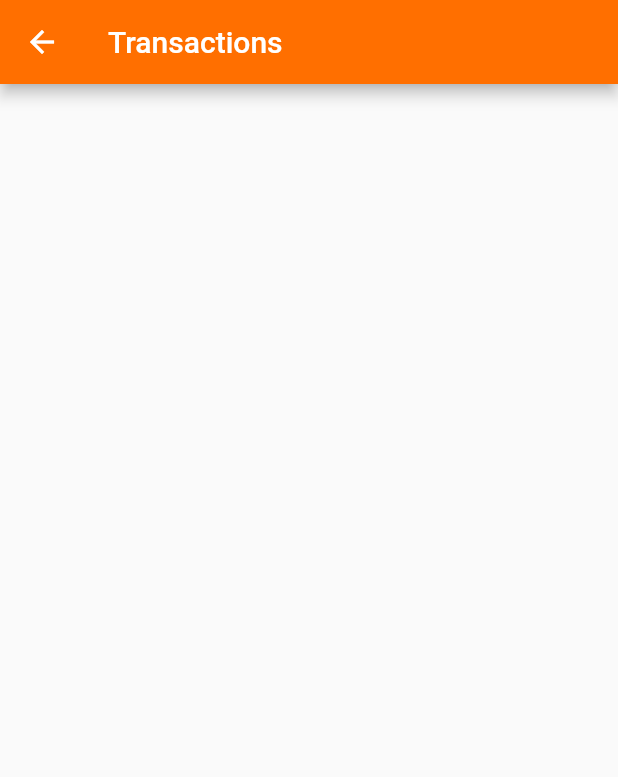
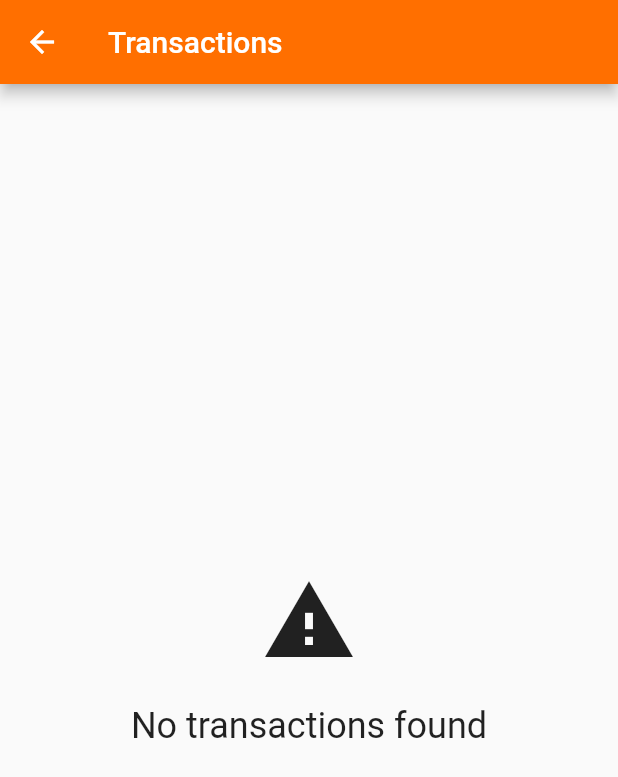
Before and after one commit to adelannucci/flutter_sql, a Flutter app: the screen it shows after launch, after a tap on "Transaction Feed", on a phone screen of 412 x 824 dp. Shown: the top 777 px of the screen. Run offline on Flutter 3.47's test engine with Material 2 defaults, Android fonts, the phone set to English and light mode, and no system bars; our stand-ins replace sqflite; missing offline and left inert: http_interceptor; accounts and stored records are empty; statements that could not run were skipped.

Commit message:
Implement get the API transaction list.

```diff
--- /dev/null
+++ b/lib/components/centered_message.dart
@@ -0,0 +1,41 @@
+import 'package:flutter/material.dart';
+
+class CenteredMessage extends StatelessWidget {
+  final String message;
+  final IconData icon;
+  final double iconSize;
+  final double fontSize;
+
+  CenteredMessage(
+      this.message, {
+        this.icon,
+        this.iconSize = 64,
+        this.fontSize = 24,
+      });
+
+  @override
+  Widget build(BuildContext context) {
+    return Center(
+      child: Column(
+        mainAxisAlignment: MainAxisAlignment.center,
+        crossAxisAlignment: CrossAxisAlignment.center,
+        children: <Widget>[
+          Visibility(
+            child: Icon(
+              icon,
+              size: iconSize,
+            ),
+            visible: icon != null,
+          ),
+          Padding(
+            padding: const EdgeInsets.only(top: 24.0),
+            child: Text(
+              message,
+              style: TextStyle(fontSize: fontSize),
+            ),
+          ),
+        ],
+      ),
+    );
+  }
+}
--- /dev/null
+++ b/lib/components/progress.dart
@@ -0,0 +1,19 @@
+import 'package:flutter/cupertino.dart';
+import 'package:flutter/material.dart';
+
+class Progress extends StatelessWidget {
+  final String message;
+
+  Progress({this.message = "Loading..."});
+
+  @override
+  Widget build(BuildContext context) {
+    return Center(
+      child: Column(
+        mainAxisAlignment: MainAxisAlignment.center,
+        crossAxisAlignment: CrossAxisAlignment.center,
+        children: [CircularProgressIndicator(), Text(message)],
+      ),
+    );
+  }
+}
--- /dev/null
+++ b/lib/http/webclient.dart
@@ -0,0 +1,51 @@
+import 'dart:convert';
+
+import 'package:bytebank/models/contact.dart';
+import 'package:bytebank/models/transaction.dart';
+import 'package:http/http.dart';
+import 'package:http_interceptor/http_interceptor.dart';
+
+const _baseUrl = 'api';
+final Uri url = Uri.http('$_baseUrl:8080', 'transactions');
+final Client client = HttpClientWithInterceptor.build(interceptors: [
+  LoggingInterceptor(),
+]);
+
+Future<List<Transaction>> findAll() async {
+  final Response response = await client.get(url).timeout(Duration(seconds: 5));
+  final List<dynamic> decodedJson = jsonDecode(response.body);
+  final List<Transaction> transactions = [];
+  for (Map<String, dynamic> transactionJson in decodedJson) {
+    final Map<String, dynamic> contactJson = transactionJson['contact'];
+    final Transaction transaction = Transaction(
+      transactionJson['value'],
+      Contact(
+        0,
+        contactJson['name'],
+        contactJson['accountNumber'],
+      ),
+    );
+    transactions.add(transaction);
+  }
+  return transactions;
+}
+
+class LoggingInterceptor implements InterceptorContract {
+  @override
+  Future<RequestData> interceptRequest({RequestData data}) async {
+    print('Request');
+    print('url: ${data.url}');
+    print('headers: ${data.headers}');
+    print('body: ${data.body}');
+    return data;
+  }
+
+  @override
+  Future<ResponseData> interceptResponse({ResponseData data}) async {
+    print('Response');
+    print('status code: ${data.statusCode}');
+    print('headers: ${data.headers}');
+    print('body: ${data.body}');
+    return data;
+  }
+}
--- a/lib/main.dart
+++ b/lib/main.dart
@@ -1,8 +1,10 @@
 import 'package:bytebank/screens/dashboard.dart';
 import 'package:flutter/material.dart';
+import 'package:bytebank/http/webclient.dart';
 
 void main() {
   runApp(ByteBankApp());
+  findAll().then((transactions) => print('new transactions $transactions'));
 }
 
 class ByteBankApp extends StatelessWidget {
--- a/lib/screens/transactions/transactions_list.dart
+++ b/lib/screens/transactions/transactions_list.dart
@@ -1,3 +1,6 @@
+import 'package:bytebank/components/centered_message.dart';
+import 'package:bytebank/components/progress.dart';
+import 'package:bytebank/http/webclient.dart';
 import 'package:bytebank/models/transaction.dart';
 import 'package:flutter/material.dart';
 
@@ -10,9 +13,55 @@ class TransactionsList extends StatelessWidget {
       appBar: AppBar(
         title: Text('Transactions'),
       ),
-      body: ListView.builder(
+      body: FutureBuilder<List<Transaction>>(
+        initialData: [],
+        future: findAll(),
+        builder: (context, snapshot) {
+          switch (snapshot.connectionState) {
+            case ConnectionState.none:
+              break;
+            case ConnectionState.waiting:
+              return Progress();
+              break;
+            case ConnectionState.active:
+              break;
+            case ConnectionState.done:
+              if (snapshot.hasData) {
+                final List<Transaction> transactions = snapshot.data;
+                if (transactions.isNotEmpty) {
+                  return ListView.builder(
                     itemBuilder: (context, index) {
                       final Transaction transaction = transactions[index];
+                      return TransactionItem(transaction: transaction);
+                    },
+                    itemCount: transactions.length,
+                  );
+                }
+              }
+
+              return CenteredMessage(
+                'No transactions found',
+                icon: Icons.warning,
+              );
+              break;
+          }
+          return CenteredMessage('Unknown error');
+        },
+      ),
+    );
+  }
+}
+
+class TransactionItem extends StatelessWidget {
+  const TransactionItem({
+    Key key,
+    @required this.transaction,
+  }) : super(key: key);
+
+  final Transaction transaction;
+
+  @override
+  Widget build(BuildContext context) {
     return Card(
       child: ListTile(
         leading: Icon(Icons.monetization_on),
@@ -31,9 +80,5 @@ class TransactionsList extends StatelessWidget {
         ),
       ),
     );
-        },
-        itemCount: transactions.length,
-      ),
-    );
   }
 }
--- a/pubspec.yaml
+++ b/pubspec.yaml
@@ -34,6 +34,8 @@ dev_dependencies:
     sdk: flutter
   sqflite:
   path:
+  http:
+  http_interceptor:
 
 # For information on the generic Dart part of this file, see the
 # following page: https://dart.dev/tools/pub/pubspec
```
Also changed, not shown: lib/screens/contacts/contacts_list.dart (+2 -7 lines), pubspec.lock, 1 other file. Lines whose indentation alone changed are shown as unchanged.
